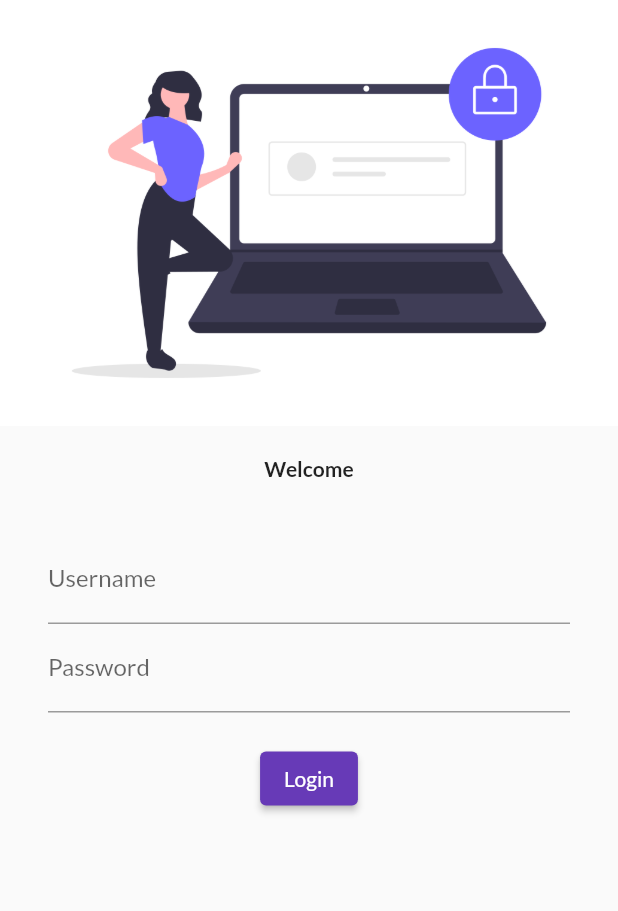
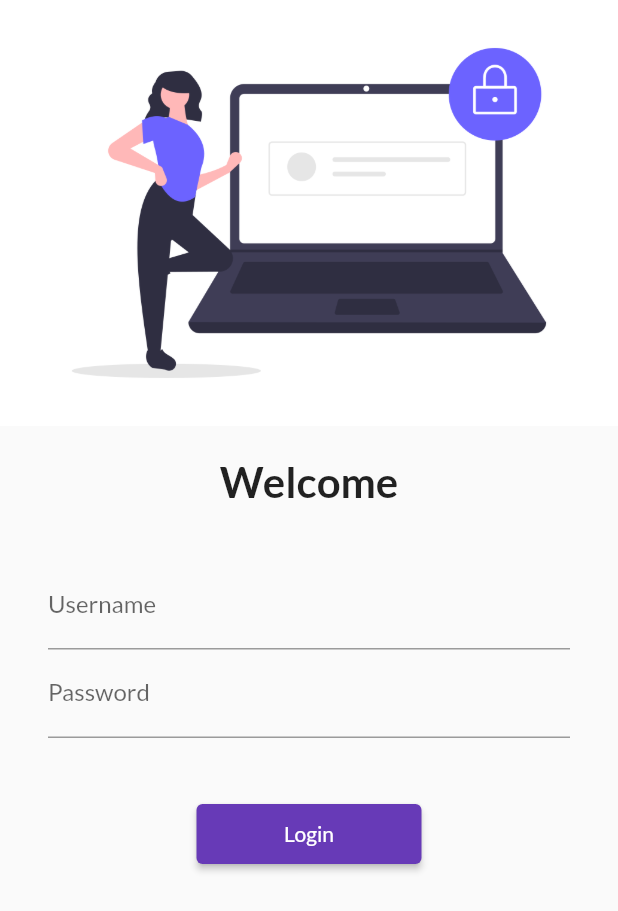
Before and after one commit to mahiGuptaNCE/learning-30-days-of-flutter, a Flutter app: the screen it shows after launch, on a phone screen of 412 x 824 dp. Shown: the top 911 px of the screen. Run offline on Flutter 3.47's test engine with Material 2 defaults, Android fonts, the phone set to English and light mode, and no system bars; our stand-ins replace google_fonts.

Commit message:
day5 fifth commit

```diff
--- a/lib/main.dart
+++ b/lib/main.dart
@@ -1,6 +1,7 @@
 import 'package:flutter/material.dart';
+import 'package:flutter_catalog/utils/routes.dart';
 import 'package:google_fonts/google_fonts.dart';
-import 'package:flutter_catalog/home_page.dart';
+import 'package:flutter_catalog/pages/home_page.dart';
 import 'package:flutter_catalog/pages/login_page.dart';
 
 
@@ -24,6 +25,7 @@ class NeelamApp extends StatelessWidget {
       fontFamily: GoogleFonts.lato().fontFamily,
       // primaryTextTheme: GoogleFonts.latoTextTheme(),
       ),
+      debugShowCheckedModeBanner: false,
 
       darkTheme: ThemeData(
         brightness: Brightness.dark,
@@ -32,9 +34,9 @@ class NeelamApp extends StatelessWidget {
       routes: {
 
 
-      "/":(context)=>LoginPage(),
-      "/home":(context)=>HomePage(),
-      "/Login":(context)=>LoginPage()
+      "/":(context) => LoginPage(),
+      MyRoutes.homeRoutes:(context)=>HomePage(),
+      MyRoutes.loginRoutes:(context)=>LoginPage()
 
        },
 
--- a/lib/pages/login_page.dart
+++ b/lib/pages/login_page.dart
@@ -1,6 +1,7 @@
 // import 'dart:convert';
 
 import 'package:flutter/material.dart';
+import 'package:flutter_catalog/utils/routes.dart';
 
 class LoginPage extends StatelessWidget {
   // const LoginPage({ Key? key }) : super(key: key);
@@ -8,10 +9,12 @@ class LoginPage extends StatelessWidget {
   @override
   Widget build(BuildContext context) {
     return Material(
+      child: SingleChildScrollView(
         child: Column(
         children: [
           Image.asset("assets/images/login_image.png",
            fit: BoxFit.cover,
+          //  height: 300,
           ),
           SizedBox(
             height: 20.0,
@@ -19,6 +22,7 @@ class LoginPage extends StatelessWidget {
          Text(
            "Welcome",
          style: TextStyle(
+           fontSize: 28,
            fontWeight: FontWeight.bold,
          ),
          ),
@@ -43,13 +47,13 @@ class LoginPage extends StatelessWidget {
               ),
             ),
              SizedBox(
-          height: 20.0,
+            height: 40.0,
           ),
           ElevatedButton(
             child:Text("Login"),
-          style: TextButton.styleFrom(),
+            style: TextButton.styleFrom(minimumSize: Size(150, 40)),
             onPressed: (){
-            print("Hi Mahi");
+            Navigator.pushNamed(context, MyRoutes.homeRoutes);
             },
             )
 
@@ -59,6 +63,7 @@ class LoginPage extends StatelessWidget {
 
         ],
 
+        ),
       )
 
 
--- /dev/null
+++ b/lib/utils/routes.dart
@@ -0,0 +1,4 @@
+class MyRoutes{
+  static String loginRoutes="/login";
+  static String homeRoutes="/home";
+}
```
Also changed, not shown: lib/pages/home_page.dart (renamed from lib/home_page.dart). Lines whose indentation alone changed are shown as unchanged.
